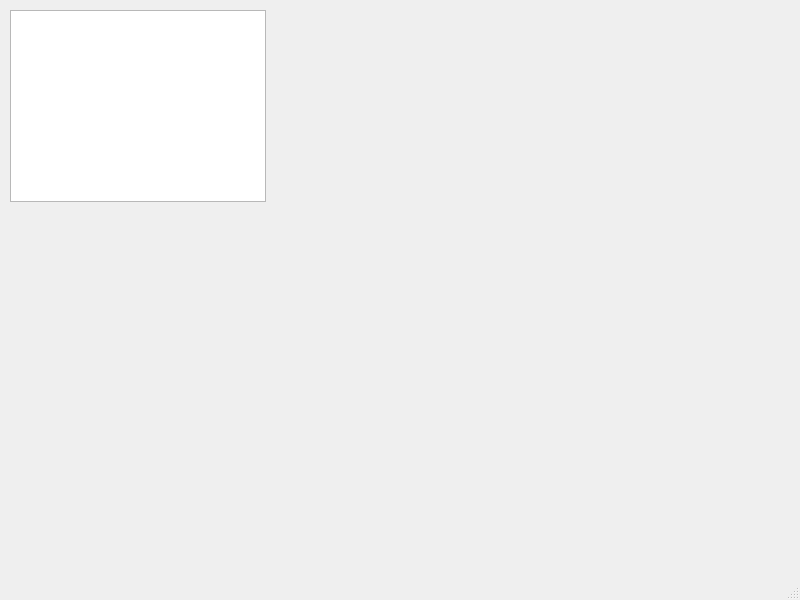
Above: mainwindow.ui from bogdanov-d-a/TableEditor before the change. Below: the same form after it.
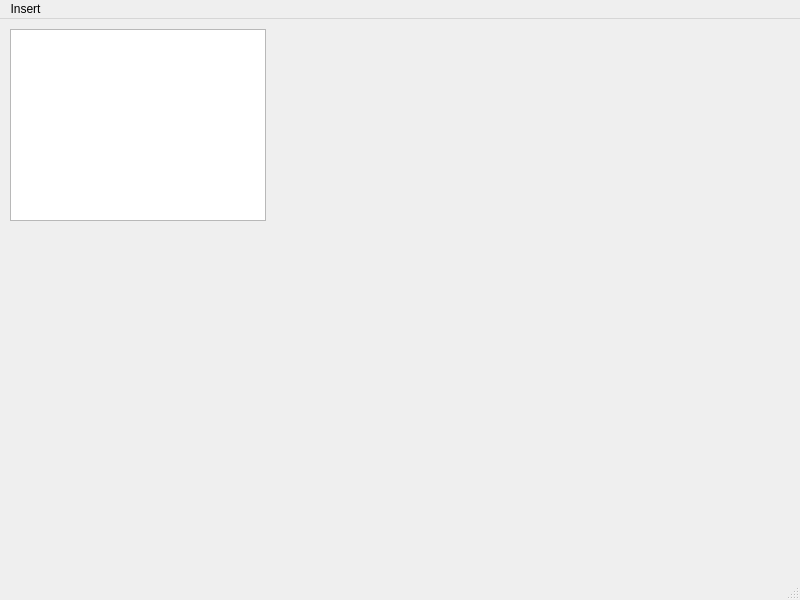
That is the form after the change.

Commit message: Add menu bar

Diff of the .ui file:
```diff
--- a/mainwindow.ui
+++ b/mainwindow.ui
@@ -34,6 +34,13 @@
      <height>21</height>
     </rect>
    </property>
+   <widget class="QMenu" name="menuInsert">
+    <property name="title">
+     <string>Insert</string>
+    </property>
+    <addaction name="actionInsert_row"/>
+   </widget>
+   <addaction name="menuInsert"/>
   </widget>
   <widget class="QStatusBar" name="statusbar"/>
  </widget>
```
Left out of the diff: 5 changed lines with no effect on the pictures. The commit also changes 2 other files.
